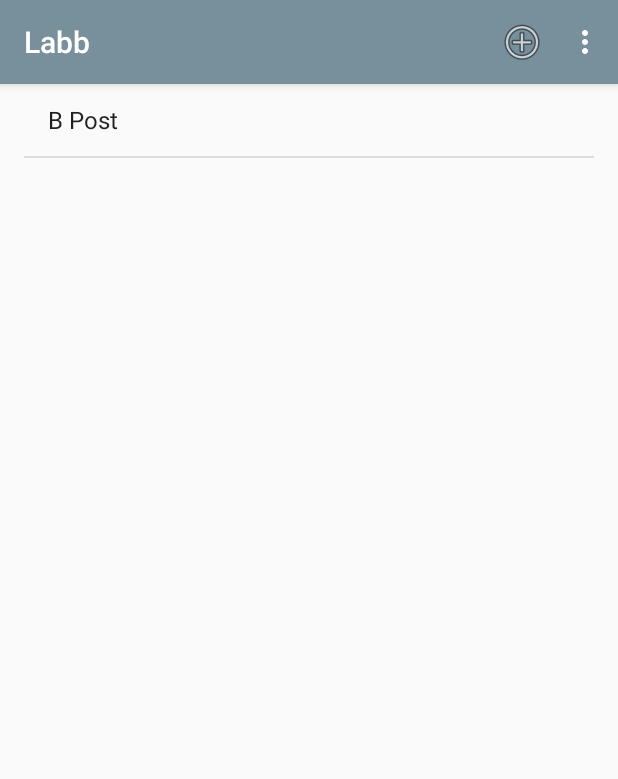
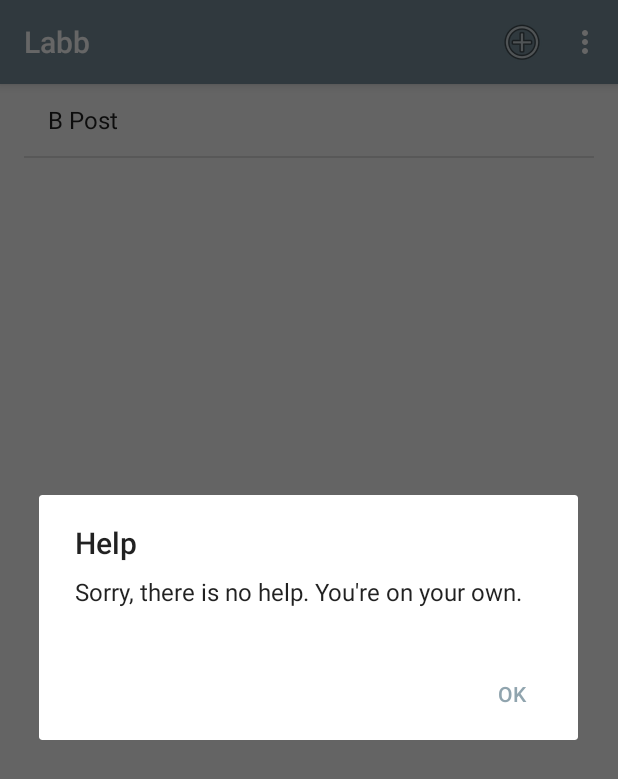
Before and after one commit to Krkan/TNM082-Labb, an Android app: the screen it shows after launch (ItemListActivity), in the options menu, after a tap on "Help", on a phone screen of 412 x 824 dp. Shown: the top 779 px of the screen. Run offline under Robolectric (Android 15) with nearby library versions, the phone set to English and light mode, and no system bars.

Commit message:
Help dialog, fixad

```diff
--- /dev/null
+++ b/app/src/main/java/com/example/izmir/labb/HelpDialog.java
@@ -0,0 +1,31 @@
+package com.example.izmir.labb;
+
+import android.app.AlertDialog;
+import android.app.Dialog;
+import android.app.DialogFragment;
+import android.content.DialogInterface;
+import android.os.Bundle;
+
+/**
+ * Created by Izmir on 2015-03-01.
+ */
+public class HelpDialog extends DialogFragment{
+
+    @Override
+    public Dialog onCreateDialog(Bundle savedInstanceState) {
+        // Use the Builder class for convenient dialog construction
+        AlertDialog.Builder builder = new AlertDialog.Builder(getActivity());
+        builder.setMessage("Sorry, there is no help. You're on your own.")
+                .setTitle("Help")
+                .setPositiveButton("Ok", new DialogInterface.OnClickListener() {
+                    public void onClick(DialogInterface dialog, int id) {
+
+                    }
+                });
+        // Create the AlertDialog object and return it
+        return builder.create();
+    }
+
+
+
+}
--- a/app/src/main/java/com/example/izmir/labb/ItemListFragment.java
+++ b/app/src/main/java/com/example/izmir/labb/ItemListFragment.java
@@ -506,12 +506,18 @@ closeDB();
 
 
                 MyDialog dialog = new MyDialog();
-//dialog.setCancelable(false);
-//setTargetFragment(this,1);
+
 
                 dialog.show(getActivity().getFragmentManager(), "dialog");
 
-return true;
+            return true;
+            case R.id.help:
+                HelpDialog helpDialog = new HelpDialog();
+
+                helpDialog.setCancelable(false);
+                helpDialog.show(getActivity().getFragmentManager(), "helpDialog");
+
+                return true;
 
             default:
                 return super.onOptionsItemSelected(item);
```
